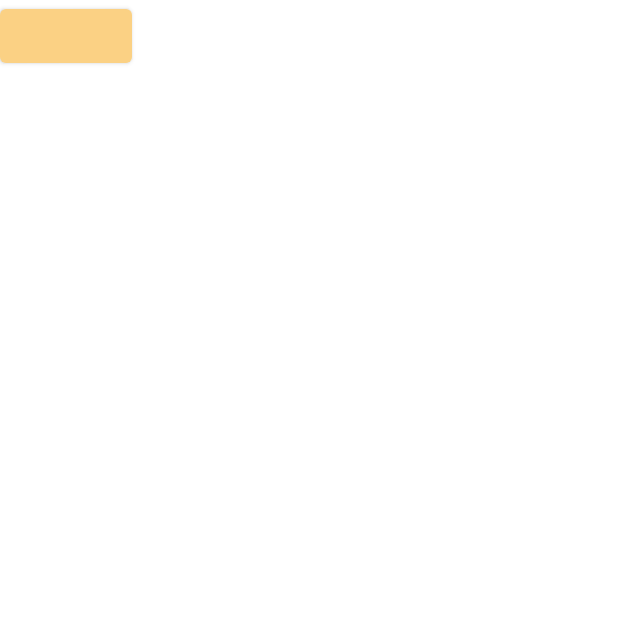
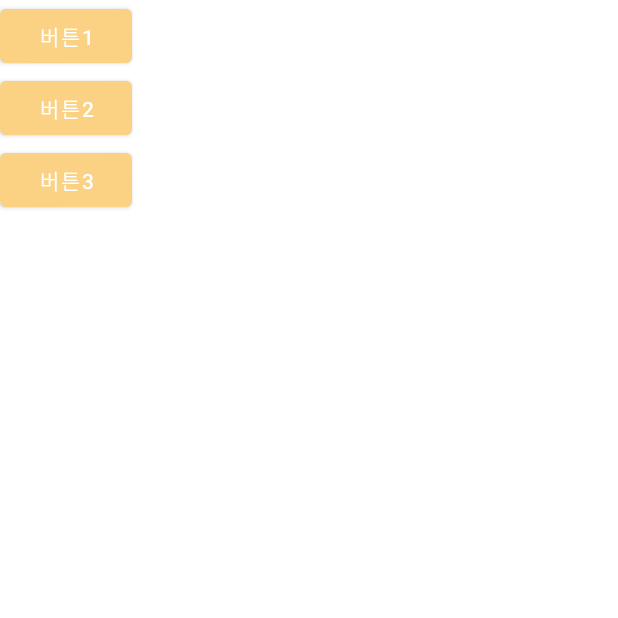
Before and after one commit to y78462/UntactShop, an Android app: the Shopping screen opened directly, with no data from a screen before it, on a phone screen of 412 x 824 dp, the top half of it. Run offline under Robolectric (Android 15) with nearby library versions, the phone set to English and light mode, and no system bars; our stand-ins replace Firebase (no records; nobody signed in at launch, a user with empty details on screens opened directly).

Commit message:
주문목록 추가(쇼핑하기로 테스트 가능)
...

```diff
--- a/app/build.gradle
+++ b/app/build.gradle
@@ -47,7 +47,6 @@ dependencies {
     implementation 'com.google.firebase:firebase-auth'
     implementation 'com.google.firebase:firebase-analytics'
     implementation 'com.google.firebase:firebase-firestore'
-    implementation 'com.google.firebase:firebase-database'
     implementation 'com.firebaseui:firebase-ui-storage:6.4.0'
 
 
@@ -99,5 +98,7 @@ dependencies {
     implementation 'com.github.bumptech.glide:glide:4.11.0'
     annotationProcessor 'com.github.bumptech.glide:compiler:4.11.0'
 
+    implementation platform('com.google.firebase:firebase-bom:27.0.0')
+    implementation 'com.google.firebase:firebase-database'
 
 }
--- a/app/src/main/AndroidManifest.xml
+++ b/app/src/main/AndroidManifest.xml
@@ -49,6 +49,7 @@
         <activity android:name=".GalleryActivity"/>
         <activity android:name=".CameraActivity"/>
         <activity android:name=".showItem"/>
+        <activity android:name=".Show_orders"/>
         <activity android:name=".SignUpActivity">
         </activity>
     </application>
--- a/app/src/main/java/com/example/untactshop/Shopping.java
+++ b/app/src/main/java/com/example/untactshop/Shopping.java
@@ -2,19 +2,21 @@ package com.example.untactshop;
 
 import android.content.Intent;
 import android.os.Bundle;
+import android.util.Log;
 import android.view.View;
 import android.widget.Button;
 
 import androidx.appcompat.app.AppCompatActivity;
 
+import com.google.firebase.auth.FirebaseAuth;
 import com.google.firebase.database.FirebaseDatabase;
 
 
 public class Shopping extends AppCompatActivity {
 
+    FirebaseAuth auth = FirebaseAuth.getInstance();
     FirebaseDatabase db = FirebaseDatabase.getInstance();
-
-    public shopInfo test1 = new shopInfo("강남역", "비프루브 강남역점", "A-1,2", "쇼핑미용");
+    int i = 0;
     private ItemInfo itemInfo;
 
     @Override
@@ -22,7 +24,7 @@ public class Shopping extends AppCompatActivity {
         super.onCreate(savedInstanceState);
         setContentView(R.layout.test2);
 
-        Button button1 = (Button) findViewById(R.id.button);
+        Button button1 = (Button) findViewById(R.id.button1);
         button1.setOnClickListener(new Button.OnClickListener() {
             @Override
             public void onClick(View view) {
@@ -53,5 +55,32 @@ public class Shopping extends AppCompatActivity {
                 startActivity(intent);
             }
         });
+
+        Button button2 = (Button) findViewById(R.id.button2);
+        button2.setOnClickListener(new View.OnClickListener() {
+            @Override
+            public void onClick(View view) {
+                    Log.i("하이","i : " + i);
+                    Order order = new Order();
+                    order.setuId(auth.getUid());
+                    order.setItemName("아이템"+i);
+                    order.setItemPrice("가격");
+                    order.setShopName("가게이름"+i);
+                    order.setImageUrl("https://www.mpps.co.kr/kfcs_api_img/KFCS/goods/DL_2174430_20210203113535665.png");
+                    Log.i("하이", "11 : "+ order.getuId());
+                    db.getReference().child("Orders_"+auth.getUid()).push().setValue(order);
+                    i++;
+            }
+        });
+
+        Button button3 = (Button) findViewById(R.id.button3);
+        button3.setOnClickListener(new View.OnClickListener() {
+            @Override
+            public void onClick(View view) {
+                Intent intent = new Intent(getApplicationContext(), Show_orders.class);
+                startActivity(intent);
+            }
+        });
+
     }
 }
--- a/app/src/main/java/com/example/untactshop/showItem.java
+++ b/app/src/main/java/com/example/untactshop/showItem.java
@@ -39,7 +39,7 @@ public class showItem extends AppCompatActivity {
         Intent intent = getIntent();
         itemInfo = (ItemInfo) intent.getSerializableExtra("item");
         Log.d("객체", itemInfo.toString());
-        showImage();
+        showItem();
     }
 
     private void upLoadOrder(ItemInfo item) {
@@ -56,7 +56,7 @@ public class showItem extends AppCompatActivity {
 
     }
 
-    private void showImage() {
+    private void showItem() {
         Log.d("객체", itemInfo.toString());
 
         item_price.setText(itemInfo.getPrice()+"원");
--- a/app/src/main/res/layout/test2.xml
+++ b/app/src/main/res/layout/test2.xml
@@ -6,8 +6,23 @@
     android:weightSum="1">
 
     <Button
-        android:id="@+id/button"
+        android:id="@+id/button1"
         android:layout_width="wrap_content"
-        android:layout_height="wrap_content">
+        android:layout_height="wrap_content"
+        android:text="버튼1">
+    </Button>
+
+    <Button
+        android:id="@+id/button2"
+        android:layout_width="wrap_content"
+        android:layout_height="wrap_content"
+        android:text="버튼2">
+    </Button>
+
+    <Button
+        android:id="@+id/button3"
+        android:layout_width="wrap_content"
+        android:layout_height="wrap_content"
+        android:text="버튼3">
     </Button>
 </LinearLayout>
```
Also changed, not shown: app/src/main/java/com/example/untactshop/OrderAdapter.java (added, +65 -0 lines), app/src/main/java/com/example/untactshop/Show_orders.java (added, +65 -0 lines), app/src/main/res/layout/order_list.xml (added, +48 -0 lines), app/src/main/res/layout/show_orders.xml (added, +19 -0 lines), 575 other files.
